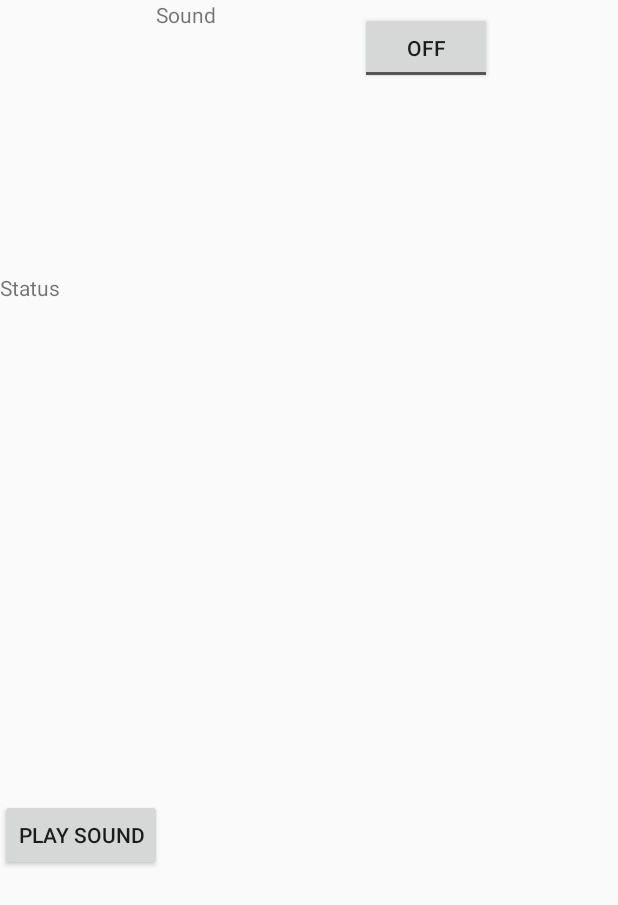
After one commit to MyGodItsFull0fStars/sternenkrieg, an Android app: the Options screen opened directly, with no data from a screen before it, on a phone screen of 412 x 824 dp. The commit adds this screen. Shown: the top 905 px of the screen. Run offline under Robolectric (Android 15) with nearby library versions, the phone set to English and light mode, and no system bars.

Commit message:
added Options activity (with Sound setting) and About activity

```diff
--- a/app/src/main/AndroidManifest.xml
+++ b/app/src/main/AndroidManifest.xml
@@ -33,10 +33,12 @@
             android:label="@string/app_name" />
         <activity
             android:name=".Networking"
-            android:label="@string/app_name"/>
+            android:label="@string/app_name" />
         <activity
             android:name=".Spielfeld"
             android:label="SK_UI3" />
+        <activity android:name=".Options" />
+        <activity android:name=".About"></activity>
     </application>
 
 </manifest>
--- /dev/null
+++ b/app/src/main/java/com/example/wenboda/sk_ui3/Options.java
@@ -0,0 +1,64 @@
+package com.example.wenboda.sk_ui3;
+
+import android.media.MediaPlayer;
+import android.support.annotation.IdRes;
+import android.support.v4.media.MediaBrowserCompatUtils;
+import android.support.v7.app.AppCompatActivity;
+import android.os.Bundle;
+import android.view.View;
+import android.widget.Button;
+import android.widget.CompoundButton;
+import android.widget.TextView;
+import android.widget.ToggleButton;
+
+public class Options extends AppCompatActivity {
+
+    ToggleButton toggleButton;
+    TextView textView;
+    Boolean enabled;
+
+    Button playSoundBtn;
+
+    @Override
+    protected void onCreate(Bundle savedInstanceState) {
+        super.onCreate(savedInstanceState);
+        setContentView(R.layout.activity_options);
+
+        textView = (TextView) findViewById(R.id.textView3);
+
+        // https://developer.android.com/guide/topics/ui/controls/togglebutton.html
+        toggleButton = (ToggleButton) findViewById(R.id.toggleButton);
+        toggleButton.setOnCheckedChangeListener(new CompoundButton.OnCheckedChangeListener() {
+            public void onCheckedChanged(CompoundButton buttonView, boolean isChecked) {
+                enabled = isChecked;
+                if(enabled) {
+                    textView.setText("Enabled");
+                } else {
+                    textView.setText("Disabled");
+                }
+            }
+        });
+
+        final MediaPlayer mp = MediaPlayer.create(this, R.raw.shake_dice);
+
+        playSoundBtn = (Button) findViewById(R.id.buttonPlaySound);
+        playSoundBtn.setOnClickListener(new View.OnClickListener() {
+            public void onClick(View v) {
+                if(enabled) {
+                    // enabled, play sound
+                    mp.start();
+                } else {
+                    // disabled, don't play sound
+                }
+            }
+        });
+
+    }
+
+
+
+
+
+
+
+}
--- /dev/null
+++ b/app/src/main/res/layout/activity_options.xml
@@ -0,0 +1,53 @@
+<?xml version="1.0" encoding="utf-8"?>
+<android.support.constraint.ConstraintLayout xmlns:android="http://schemas.android.com/apk/res/android"
+    xmlns:app="http://schemas.android.com/apk/res-auto"
+    xmlns:tools="http://schemas.android.com/tools"
+    android:layout_width="match_parent"
+    android:layout_height="match_parent"
+    tools:context="com.example.wenboda.sk_ui3.Options">
+
+    <TextView
+        android:id="@+id/textView2"
+        android:layout_width="wrap_content"
+        android:layout_height="wrap_content"
+        android:layout_marginLeft="16dp"
+        android:text="Sound"
+        app:layout_constraintLeft_toLeftOf="parent"
+        tools:layout_editor_absoluteY="37dp"
+        app:layout_constraintRight_toLeftOf="@+id/toggleButton"
+        android:layout_marginRight="8dp" />
+
+    <ToggleButton
+        android:id="@+id/toggleButton"
+        android:layout_width="wrap_content"
+        android:layout_height="wrap_content"
+        android:text="Sound"
+        android:layout_marginBottom="169dp"
+        app:layout_constraintBottom_toTopOf="@+id/buttonPlaySound"
+        android:layout_marginRight="84dp"
+        app:layout_constraintRight_toRightOf="parent"
+        app:layout_constraintTop_toTopOf="parent"
+        android:layout_marginTop="8dp"
+        app:layout_constraintVertical_bias="0.0" />
+
+    <TextView
+        android:id="@+id/textView3"
+        android:layout_width="wrap_content"
+        android:layout_height="wrap_content"
+        android:text="Status"
+        tools:layout_editor_absoluteX="81dp"
+        android:layout_marginTop="89dp"
+        app:layout_constraintTop_toBottomOf="@+id/textView2"
+        app:layout_constraintBottom_toBottomOf="parent"
+        android:layout_marginBottom="8dp"
+        app:layout_constraintVertical_bias="0.107" />
+
+    <Button
+        android:id="@+id/buttonPlaySound"
+        android:layout_width="wrap_content"
+        android:layout_height="wrap_content"
+        android:layout_marginBottom="243dp"
+        android:text="Play Sound"
+        app:layout_constraintBottom_toBottomOf="parent"
+        tools:layout_editor_absoluteX="212dp" />
+</android.support.constraint.ConstraintLayout>
```
Also changed, not shown: app/build.gradle (+4 -4 lines), app/src/main/java/com/example/wenboda/sk_ui3/About.java (added, +13 -0 lines), app/src/main/java/com/example/wenboda/sk_ui3/MainActivity.java (+28 -0 lines), app/src/main/res/layout/activity_about.xml (added, +34 -0 lines), app/src/main/res/layout/activity_main.xml (+12 -11 lines).
